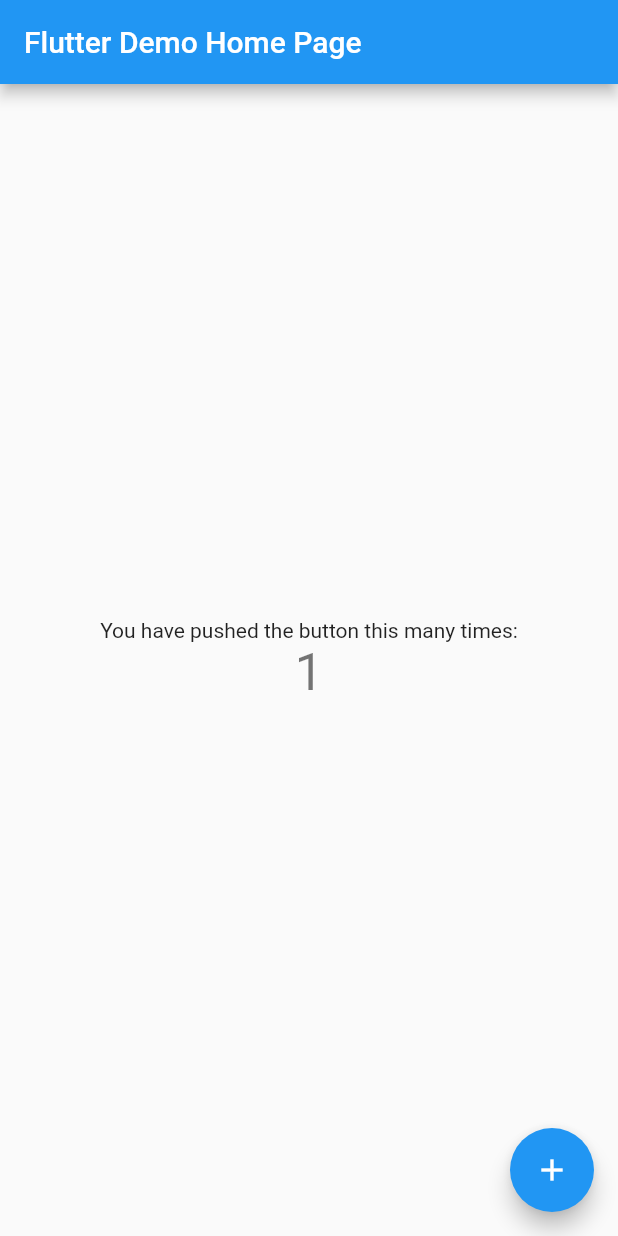
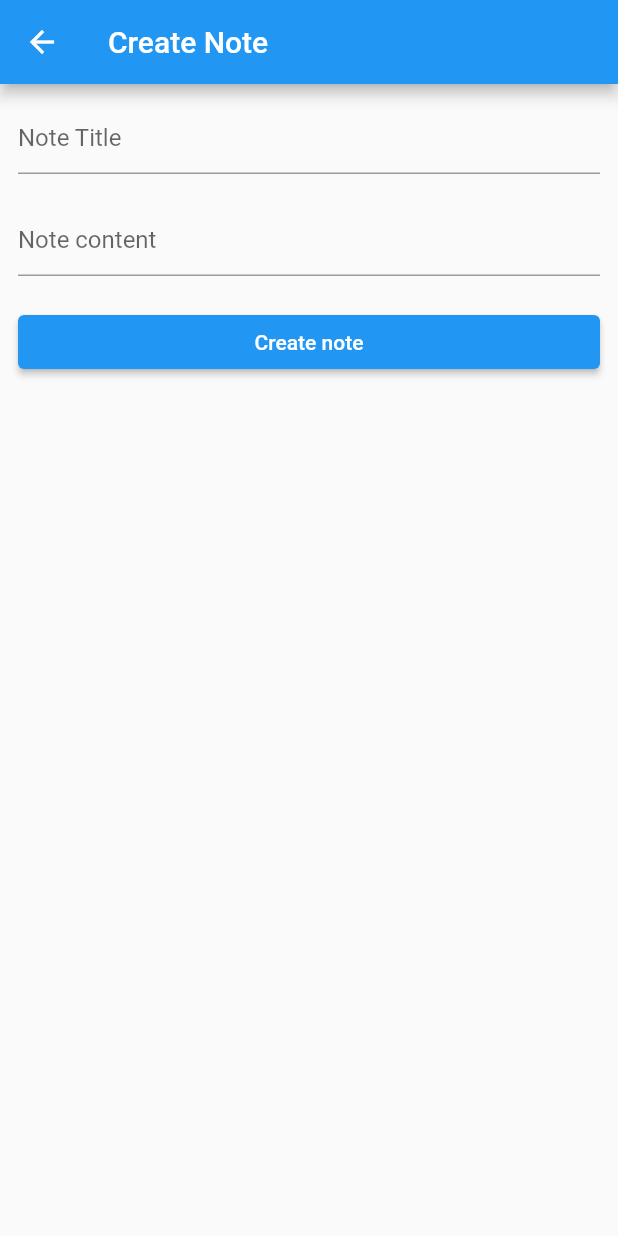
Before and after one commit to MaximBall/ToDo-flutter_rest, a Flutter app: the screen it shows after launch, after a tap on the "add" icon, on a phone screen of 412 x 824 dp. Run offline on Flutter 3.47's test engine with Material 2 defaults, Android fonts, the phone set to English and light mode, and no system bars.

Commit message:
add ALL pages for CRUD

```diff
--- a/lib/main.dart
+++ b/lib/main.dart
@@ -1,66 +1,18 @@
 import 'package:flutter/material.dart';
+import 'package:flutter_app_rest/views/note_list.dart';
 
-void main() {
-  runApp(MyApp());
-}
+void main() => runApp(MyApp());
 
 class MyApp extends StatelessWidget {
-  // This widget is the root of your application.
+
   @override
   Widget build(BuildContext context) {
     return MaterialApp(
-      title: 'Flutter Demo',
+      title: 'ToDo',
       theme: ThemeData(
         primarySwatch: Colors.blue,
       ),
-      home: MyHomePage(title: 'Flutter Demo Home Page'),
+      home: NoteList(),
     );
   }
 }
-
-class MyHomePage extends StatefulWidget {
-  MyHomePage({Key? key, required this.title}) : super(key: key);
-
-  final String title;
-
-  @override
-  _MyHomePageState createState() => _MyHomePageState();
-}
-
-class _MyHomePageState extends State<MyHomePage> {
-  int _counter = 0;
-
-  void _incrementCounter() {
-    setState(() {
-      _counter++;
-    });
-  }
-
-  @override
-  Widget build(BuildContext context) {
-    return Scaffold(
-      appBar: AppBar(
-        title: Text(widget.title),
-      ),
-      body: Center(
-        child: Column(
-          mainAxisAlignment: MainAxisAlignment.center,
-          children: <Widget>[
-            Text(
-              'You have pushed the button this many times:',
-            ),
-            Text(
-              '$_counter',
-              style: Theme.of(context).textTheme.headline4,
-            ),
-          ],
-        ),
-      ),
-      floatingActionButton: FloatingActionButton(
-        onPressed: _incrementCounter,
-        tooltip: 'Increment',
-        child: Icon(Icons.add),
-      ), // This trailing comma makes auto-formatting nicer for build methods.
-    );
-  }
-}
--- /dev/null
+++ b/lib/views/modify_note.dart
@@ -0,0 +1,67 @@
+import 'package:flutter/material.dart';
+
+class NoteModify extends StatelessWidget {
+
+  final String noteID;
+
+  bool get isEditing => noteID != '';
+
+  NoteModify({this.noteID = ''});
+
+  @override
+  Widget build(BuildContext context) {
+    return Scaffold(
+      appBar: AppBar(
+        title: Text(isEditing  ? 'Edit Note' : 'Create Note'),
+      ),
+      body: Padding(
+        padding: const EdgeInsets.all(12.0),
+        child: Column(
+          children: <Widget>[
+            TextField(
+              decoration: InputDecoration(
+                hintText: 'Note Title',
+              ),
+            ),
+            SizedBox(
+              height: 20.0,
+            ),
+            TextField(
+              decoration: InputDecoration(
+                hintText: 'Note content',
+              ),
+            ),
+
+           SizedBox(
+             height: 20.0,
+           ),
+
+            SizedBox(
+              width: double.infinity,
+
+              child: ElevatedButton(
+                style: ElevatedButton.styleFrom(
+                  primary: Colors.blue, // background
+                  onPrimary: Colors.white // foreground
+                ),
+                onPressed: () {
+                  if (isEditing) { //update note
+
+                  } else { //create note
+
+                  }
+
+                  Navigator.of(context).pop();
+                },
+
+                child: Text(isEditing ? 'Update note' : 'Create note'),
+              ),
+            ),
+
+
+          ],
+        ),
+      ),
+    );
+  }
+}
--- /dev/null
+++ b/lib/views/note_list.dart
@@ -0,0 +1,104 @@
+import 'package:flutter/material.dart';
+import 'package:flutter_app_rest/models/note_for_listing.dart';
+import 'package:flutter_app_rest/views/modify_note.dart';
+import 'package:flutter_app_rest/views/note_delete.dart';
+
+class NoteList extends StatelessWidget {
+  final notes = [
+    new NoteForListing(
+      noteID: '1',
+      noteTitle: 'Note 1',
+      createDateTime: DateTime.now(),
+      lastEditDateTime: DateTime.now(),
+    ),
+    new NoteForListing(
+      noteID: '2',
+      noteTitle: 'Note 2',
+      createDateTime: DateTime.now(),
+      lastEditDateTime: DateTime.now(),
+    ),
+    new NoteForListing(
+      noteID: '3',
+      noteTitle: 'Note 3',
+      createDateTime: DateTime.now(),
+      lastEditDateTime: DateTime.now(),
+    ),
+  ];
+
+  String formatDateTime(DateTime dateTime) {
+    return '${dateTime.day}/${dateTime.month}/${dateTime.year}';
+  }
+
+  @override
+  Widget build(BuildContext context) {
+    return Scaffold(
+      appBar: AppBar(
+        title: Text('List of notes'),
+      ),
+
+
+      floatingActionButton: FloatingActionButton(
+        tooltip: 'Add new note',
+        onPressed: () {
+          Navigator.of(context)
+              .push(MaterialPageRoute(builder: (_) => NoteModify()));
+        },
+        child: Icon(Icons.add),
+      ),
+
+
+
+      body: ListView.separated(
+        separatorBuilder: (_, __) => Divider(
+          //divider - обычная линия
+          height: 1,
+          //thickness: 1.0, толщина линии
+          color: Colors.blue
+        ),
+        itemBuilder: (_, index) {
+          return Dismissible(
+            key: ValueKey(notes[index].noteID),
+            direction: DismissDirection.startToEnd,
+            onDismissed: (direction) {
+
+            },
+            confirmDismiss: (direction) async {
+              final reult = await showDialog(
+                context: context,
+                builder: (_) => NoteDelete(),
+              );
+              print(reult);
+              return reult;
+            },
+
+            background: Container(
+              color: Colors.red,
+              padding: EdgeInsets.only(left: 12),
+              child: Align(
+                child: Icon(Icons.delete,
+                  color: Colors.white,
+                ),
+                alignment: Alignment.centerLeft,
+              ),
+            ),
+
+            child: ListTile(
+              title: Text(
+                notes[index].noteTitle,
+                style: TextStyle(color: Theme.of(context).primaryColor),
+              ),
+              subtitle: Text(
+                  'Last edited on ${formatDateTime(notes[index].lastEditDateTime)}'
+                  ),
+              onTap: () {
+                Navigator.of(context)
+                    .push(MaterialPageRoute(builder: (_) => NoteModify(noteID: notes[index].noteID)));
+              },
+            ),
+          );
+        },
+        itemCount: notes.length,
+      ),
+    );
+  }
+}
```
Also changed, not shown: lib/models/note_for_listing.dart (added, +18 -0 lines), lib/views/note_delete.dart (added, +28 -0 lines).
